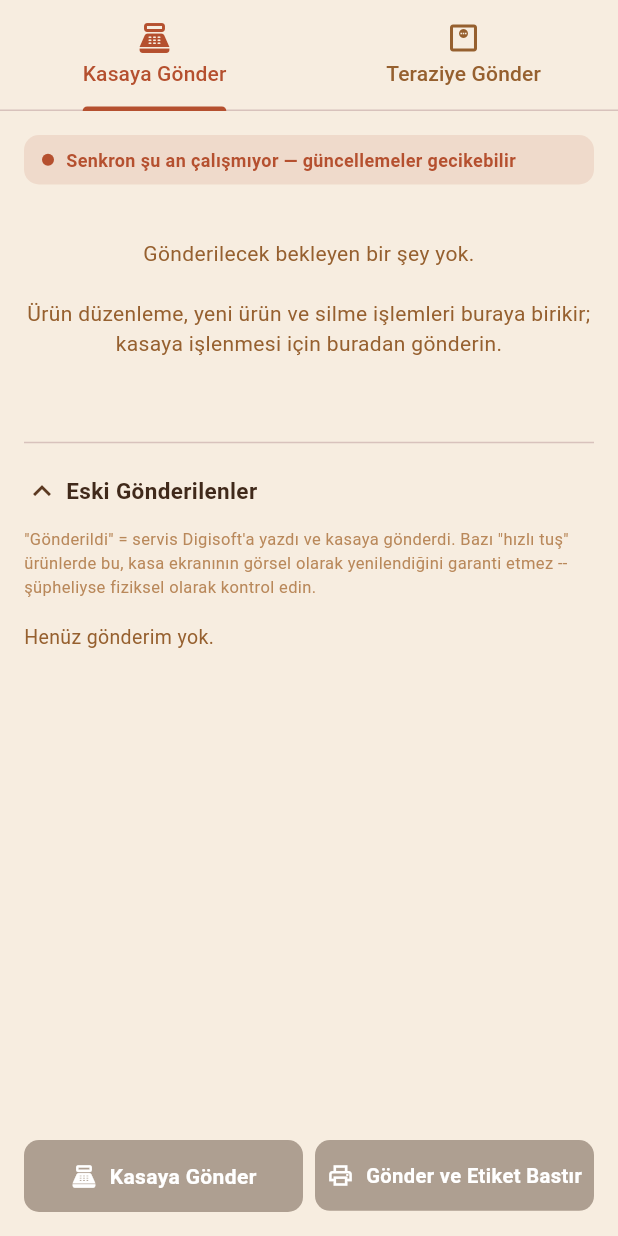
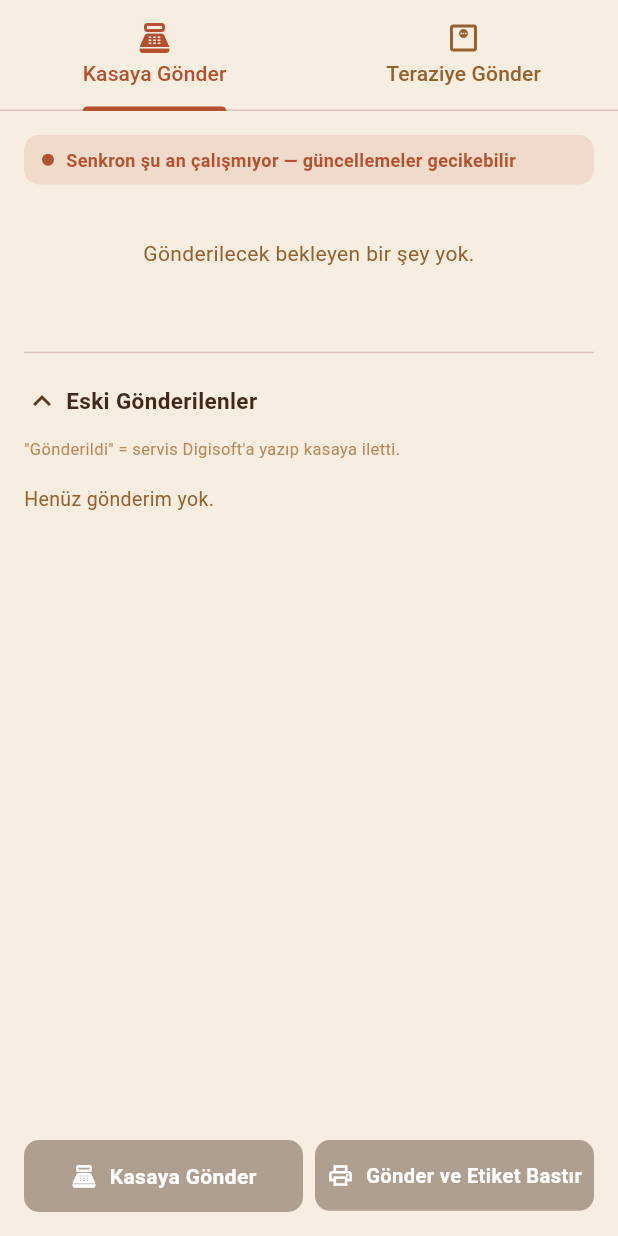
Before and after one commit to FrkanOzsoy/html-portfolio, a Flutter app: the KasayaGonderScreen widget shown alone on an empty page, opened directly, after a tap on "Eski Gönderilenler", on a phone screen of 412 x 824 dp. Run offline on Flutter 3.47's test engine with Material 3 defaults, Android fonts, the phone set to English and light mode, and no system bars; our stand-ins replace connectivity_plus, file_picker, firebase_core, firebase_messaging, package_info_plus, share_plus and 4 more; missing offline and left inert: excel, mobile_scanner, syncfusion_flutter_pdf; accounts and stored records are empty; network calls fail.

Commit message:
Trim verbose UI text across the app
Deleted: "En Çok Satan" sort hint, "Z raporu" tap hint, İstatistik PIN
sub-line, "Açılış Sekmesi" redundant sub-line, login name-field hint,
and the stale "barkod değişiklikleri yalnızca teraziye gidiyor" note in
Kasaya Gönder (barcode -> kasa works as of 1.9.10).

Trimmed to one line: fiyat-uyuşmazlığı explainer, Yoğunluk / Yazı
Boyutu setting subtitles, Ürün Ara search hint, Kasaya Gönder empty
state + "Eski Gönderilenler" explainer, list-fields explainer, and the
bulk price import messages.

Co-Authored-By: Claude Sonnet 5 <noreply@anthropic.com>
Claude-Session: https://claude.ai/code/session_01MumxhMm21unDZ3gDdRkwoS

```diff
--- a/lib/screens/kasaya_gonder_screen.dart
+++ b/lib/screens/kasaya_gonder_screen.dart
@@ -369,9 +369,7 @@ class _KasayaGonderScreenState extends State<KasayaGonderScreen> with SingleTick
                           padding: EdgeInsets.symmetric(vertical: 24),
                           child: Center(
                             child: Text(
-                              'Gönderilecek bekleyen bir şey yok.\n\n'
-                              'Ürün düzenleme, yeni ürün ve silme işlemleri buraya birikir; '
-                              'kasaya işlenmesi için buradan gönderin.',
+                              'Gönderilecek bekleyen bir şey yok.',
                               textAlign: TextAlign.center,
                               style: TextStyle(color: AppColors.brown500),
                             ),
@@ -734,11 +732,6 @@ class _TeraziyeGonderTabState extends State<_TeraziyeGonderTab> {
                 ],
               ),
             ),
-          const Text(
-            'Barkod değişiklikleri şimdilik yalnızca teraziye gidiyor, kasa tarafı henüz desteklemiyor.',
-            style: TextStyle(color: AppColors.brown500, fontSize: 12),
-          ),
-          const SizedBox(height: 16),
           FutureBuilder<List<ProductList>>(
             future: _listsFuture,
             builder: (context, snapshot) {
@@ -1152,9 +1145,7 @@ class _SentHistorySectionState extends State<_SentHistorySection> {
         ),
         if (_expanded) ...[
           const Text(
-            '"Gönderildi" = servis Digisoft\'a yazdı ve kasaya gönderdi. Bazı "hızlı '
-            'tuş" ürünlerde bu, kasa ekranının görsel olarak yenilendiğini garanti '
-            'etmez -- şüpheliyse fiziksel olarak kontrol edin.',
+            '"Gönderildi" = servis Digisoft\'a yazıp kasaya iletti.',
             style: TextStyle(color: AppColors.brown400, fontSize: 11),
           ),
           const SizedBox(height: 8),
--- a/lib/screens/login_screen.dart
+++ b/lib/screens/login_screen.dart
@@ -116,7 +116,7 @@ class _LoginScreenState extends State<LoginScreen> {
         content: TextField(
           controller: controller,
           autofocus: true,
-          decoration: const InputDecoration(hintText: 'Örn: Ahmet'),
+          decoration: const InputDecoration(),
           onSubmitted: (v) {
             if (v.trim().isNotEmpty) Navigator.of(context).pop(v.trim());
           },
--- a/lib/screens/search_screen.dart
+++ b/lib/screens/search_screen.dart
@@ -535,7 +535,7 @@ class _SearchScreenState extends State<SearchScreen> {
                       textInputAction: TextInputAction.search,
                       onSubmitted: _handleSubmit,
                       decoration: const InputDecoration(
-                        hintText: 'Barkod veya ürün adı yazın (örn: pınar, PINAR, 8690...)',
+                        hintText: 'Barkod veya ürün adı',
                         prefixIcon: Icon(Icons.search),
                       ),
                     ),
```
Also changed, not shown: lib/screens/bulk_price_import_screen.dart (+5 -5 lines), lib/screens/istatistik_screen.dart (+1 -12 lines), lib/screens/lists_screen.dart (+1 -10 lines), lib/screens/settings_screen.dart (+3 -5 lines).
